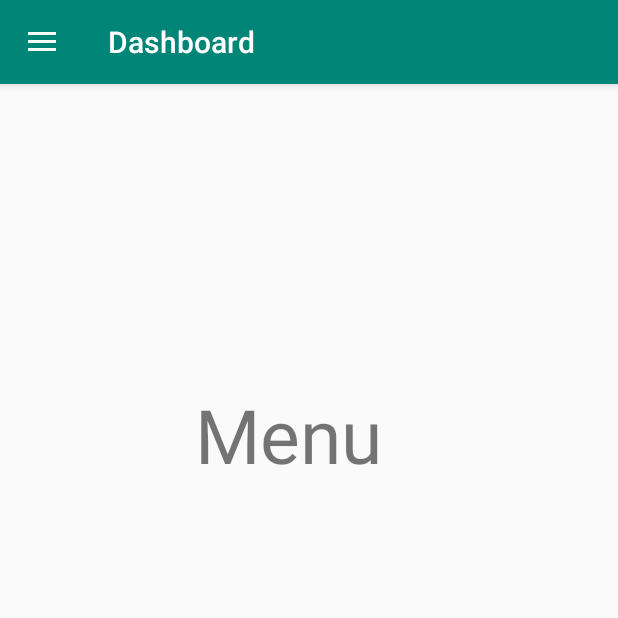
After one commit to dudayakumar/Android-Academic-Course-Work, an Android app: the DashboardActivity screen opened directly, with no data from a screen before it, on a phone screen of 412 x 824 dp, the top half of it. The commit adds this screen. Run offline under Robolectric (Android 15) with nearby library versions, the phone set to English and light mode, and no system bars.

Commit message:
BloodBank3 v1.2 - navigation drawer implementation

```diff
--- a/BloodBank3/app/build.gradle
+++ b/BloodBank3/app/build.gradle
@@ -27,5 +27,6 @@ dependencies {
     androidTestImplementation 'com.android.support.test:runner:1.0.2'
     androidTestImplementation 'com.android.support.test.espresso:espresso-core:3.0.2'
     implementation 'com.google.firebase:firebase-auth:16.2.1'
+    implementation 'com.android.support:design:28.0.0'
 }
 apply plugin: 'com.google.gms.google-services'
--- a/BloodBank3/app/src/main/AndroidManifest.xml
+++ b/BloodBank3/app/src/main/AndroidManifest.xml
@@ -14,6 +14,9 @@
             android:name=".activities.LoginActivity"
             android:label="@string/sign_in" />
         <activity
+            android:name=".activities.DashboardActivity"
+            android:label="Dashboard" />
+        <activity
             android:name=".activities.ProfileActivity"
             android:label="Registration" />
         <activity
--- /dev/null
+++ b/BloodBank3/app/src/main/java/com/example/bloodbank3/activities/DashboardActivity.java
@@ -0,0 +1,63 @@
+package com.example.bloodbank3.activities;
+
+import android.os.Bundle;
+import android.support.annotation.NonNull;
+import android.support.design.widget.NavigationView;
+import android.support.v4.widget.DrawerLayout;
+import android.support.v7.app.ActionBarDrawerToggle;
+import android.support.v7.app.AppCompatActivity;
+import android.util.Log;
+import android.view.MenuItem;
+
+import com.example.bloodbank3.R;
+
+public class DashboardActivity extends AppCompatActivity {
+
+    private DrawerLayout dl;
+    private ActionBarDrawerToggle t;
+    private NavigationView nv;
+
+    @Override
+    protected void onCreate(Bundle savedInstanceState) {
+        super.onCreate(savedInstanceState);
+        setContentView(R.layout.activity_dashboard);
+
+        dl = (DrawerLayout)findViewById(R.id.activity_dashboard);
+        t = new ActionBarDrawerToggle(this, dl, R.string.navigation_drawer_open, R.string.navigation_drawer_close);
+
+        dl.addDrawerListener(t);
+        t.syncState();
+
+        getSupportActionBar().setDisplayHomeAsUpEnabled(true);
+
+        nv = (NavigationView)findViewById(R.id.nav_view);
+        nv.setNavigationItemSelectedListener(new NavigationView.OnNavigationItemSelectedListener() {
+            @Override
+            public boolean onNavigationItemSelected(@NonNull MenuItem menuItem) {
+                int id = menuItem.getItemId();
+                switch (id)
+                {
+                    case R.id.home:
+                        Log.d("DashBoardActivity","*****Navigating to home page");
+                    case R.id.userprofile:
+                        Log.d("DashBoardActivity","*****Navigating to user profile");
+                    case R.id.nearby_hospital:
+                        Log.d("DashBoardActivity","*****Navigating to nearby hospital");
+                    case R.id.logout:
+                        Log.d("DashBoardActivity","*****Navigating to logout");
+                    default:
+                        return true;
+                }
+            }
+        });
+    }
+
+    @Override
+    public boolean onOptionsItemSelected(MenuItem item) {
+
+        if(t.onOptionsItemSelected(item))
+            return true;
+
+        return super.onOptionsItemSelected(item);
+    }
+}
--- a/BloodBank3/app/src/main/java/com/example/bloodbank3/activities/ProfileActivity.java
+++ b/BloodBank3/app/src/main/java/com/example/bloodbank3/activities/ProfileActivity.java
@@ -1,5 +1,6 @@
 package com.example.bloodbank3.activities;
 
+import android.content.Intent;
 import android.os.Bundle;
 import android.support.annotation.NonNull;
 import android.support.v7.app.AppCompatActivity;
@@ -61,6 +62,9 @@ public class ProfileActivity extends AppCompatActivity {
                                     String id = mAuth.getCurrentUser().getUid();
                                     db_ref.child(id).child("Name").setValue(Name);
                                     Log.d("ProfileActivity", "*****createUserWithEmail:success");
+                                    Intent intent = new Intent(getApplicationContext(), DashboardActivity.class);
+                                    startActivity(intent);
+                                    Log.d("ProfileActivity","*****Navigating to DashboardActivity");
                                 }
                             }
                         });
--- /dev/null
+++ b/BloodBank3/app/src/main/res/layout/activity_dashboard.xml
@@ -0,0 +1,38 @@
+<?xml version="1.0" encoding="utf-8"?>
+<android.support.v4.widget.DrawerLayout xmlns:android="http://schemas.android.com/apk/res/android"
+    android:layout_width="match_parent"
+    android:layout_height="match_parent"
+    xmlns:tools="http://schemas.android.com/tools"
+    xmlns:app="http://schemas.android.com/apk/res-auto"
+    android:fitsSystemWindows="true"
+    tools:openDrawer="start"
+    android:id="@+id/activity_dashboard">
+
+    <RelativeLayout
+        android:layout_width="match_parent"
+        android:layout_height="match_parent">
+
+        <TextView
+            android:layout_width="wrap_content"
+            android:layout_height="wrap_content"
+            android:text="Menu"
+            android:textSize="50dp"
+            android:id="@+id/textView"
+            android:layout_marginTop="200dp"
+            android:layout_marginLeft="130dp"/>
+    </RelativeLayout>
+
+    <android.support.design.widget.NavigationView
+        android:id="@+id/nav_view"
+        android:layout_width="wrap_content"
+        android:layout_height="match_parent"
+        android:layout_gravity="start"
+        android:fitsSystemWindows="true"
+        app:headerLayout="@layout/nav_header"
+        app:menu="@menu/navigation_menu">
+
+
+    </android.support.design.widget.NavigationView>
+
+
+</android.support.v4.widget.DrawerLayout>
--- a/BloodBank3/app/src/main/res/layout/activity_login.xml
+++ b/BloodBank3/app/src/main/res/layout/activity_login.xml
@@ -14,7 +14,6 @@
         android:orientation="vertical">
 
         <EditText
-            android:textColor="@android:color/white"
             android:id="@+id/input_username"
             android:layout_width="match_parent"
             android:layout_height="wrap_content"
@@ -26,8 +25,7 @@
             android:layout_width="match_parent"
             android:layout_height="wrap_content"
             android:hint="@string/prompt_password"
-            android:inputType="textPassword"
-            android:textColor="@android:color/white" />
+            android:inputType="textPassword" />
 
         <Button
             android:textAllCaps="false"
--- /dev/null
+++ b/BloodBank3/app/src/main/res/menu/navigation_menu.xml
@@ -0,0 +1,15 @@
+<?xml version="1.0" encoding="utf-8"?>
+<menu xmlns:android="http://schemas.android.com/apk/res/android">
+    <item
+        android:id="@+id/home"
+        android:title="@string/home" />
+    <item
+        android:id="@+id/userprofile"
+        android:title="@string/profile" />
+    <item
+        android:id="@+id/nearby_hospital"
+        android:title="@string/find_near_hosp" />
+    <item
+        android:id="@+id/logout"
+        android:title="@string/logout" />
+</menu>
--- a/BloodBank3/app/src/main/res/values/strings.xml
+++ b/BloodBank3/app/src/main/res/values/strings.xml
@@ -19,6 +19,9 @@
     <string name="mobile">Mobile No</string>
     <string name="user_address">Address</string>
     <string name="find_near_hosp">Find nearest Hospitals</string>
+
+    <string name="navigation_drawer_open">Open navigation drawer</string>
+    <string name="navigation_drawer_close">Close navigation drawer</string>
 
     <array name="gender">
         <item>Male</item>
```
Also changed, not shown: BloodBank3/app/src/main/java/com/example/bloodbank3/activities/LoginActivity.java (+36 -0 lines), BloodBank3/app/src/main/res/layout/activity_profile.xml (+2 -6 lines), BloodBank3/app/src/main/res/layout/nav_header.xml (added, +16 -0 lines).
